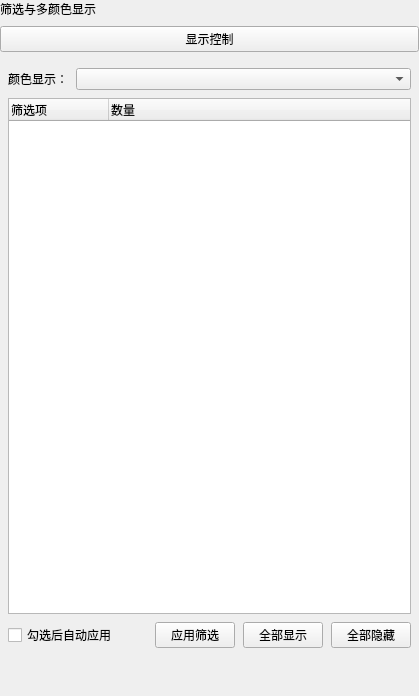
This is plugins/Base_Mesh/GridEditingWidget.ui in asd977/base_cae as Qt 5 draws it before an edit. The edited form follows.
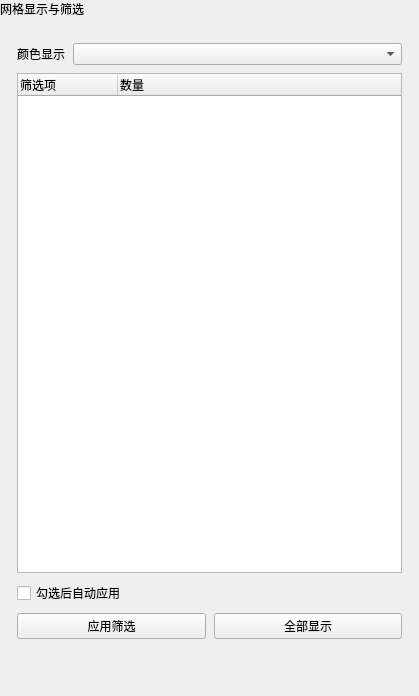
This is the edited form.

Patch:
```diff
--- a/plugins/Base_Mesh/GridEditingWidget.ui
+++ b/plugins/Base_Mesh/GridEditingWidget.ui
@@ -30,19 +30,35 @@
     <number>0</number>
    </property>
    <item>
-    <widget class="QLabel" name="pageNameLabel">
+    <widget class="QLabel" name="pageHeaderLabel">
+     <property name="sizePolicy">
+      <sizepolicy hsizetype="Preferred" vsizetype="Fixed">
+       <horstretch>0</horstretch>
+       <verstretch>0</verstretch>
+      </sizepolicy>
+     </property>
      <property name="text">
-      <string>筛选与多颜色显示</string>
+      <string>网格显示与筛选</string>
      </property>
     </widget>
    </item>
    <item>
-    <widget class="QPushButton" name="sectionTitleButton">
-     <property name="text">
-      <string>显示控制</string>
+    <layout class="QVBoxLayout" name="contentLayout">
+     <property name="leftMargin">
+      <number>9</number>
      </property>
-    </widget>
-   </item>
+     <property name="topMargin">
+      <number>9</number>
+     </property>
+     <property name="rightMargin">
+      <number>9</number>
+     </property>
+     <property name="bottomMargin">
+      <number>9</number>
+     </property>
+     <property name="spacing">
+      <number>6</number>
+     </property>
    <item>
     <widget class="QWidget" name="widgetDisplayControl" native="true">
      <property name="sizePolicy">
@@ -78,12 +94,19 @@
            </sizepolicy>
           </property>
           <property name="text">
-           <string>颜色显示：</string>
+             <string>颜色显示</string>
           </property>
          </widget>
         </item>
         <item row="0" column="1">
-         <widget class="QComboBox" name="comboBoxColorMode"/>
+           <widget class="QComboBox" name="comboBoxColorMode">
+            <property name="minimumSize">
+             <size>
+              <width>10</width>
+              <height>0</height>
+             </size>
+            </property>
+           </widget>
         </item>
        </layout>
       </item>
@@ -120,7 +143,9 @@
        </widget>
       </item>
       <item>
-       <layout class="QHBoxLayout" name="horizontalLayoutOptions">
+         <layout class="QVBoxLayout" name="horizontalLayoutOptions">
+          <item>
+           <layout class="QHBoxLayout" name="optRow1">
         <item>
          <widget class="QCheckBox" name="checkBoxAutoApply">
           <property name="text">
@@ -144,6 +169,10 @@
           </property>
          </spacer>
         </item>
+           </layout>
+          </item>
+          <item>
+           <layout class="QHBoxLayout" name="optRow2">
         <item>
          <widget class="QPushButton" name="pushButtonApplyFilter">
           <property name="text">
@@ -158,12 +187,7 @@
           </property>
          </widget>
         </item>
-        <item>
-         <widget class="QPushButton" name="pushButtonUncheckAll">
-          <property name="text">
-           <string>全部隐藏</string>
-          </property>
-         </widget>
+           </layout>
         </item>
        </layout>
       </item>
@@ -187,6 +211,8 @@
     </spacer>
    </item>
   </layout>
+   </item>
+  </layout>
  </widget>
  <resources/>
  <connections/>
```
Left out of the diff: 6 changed lines with no effect on the pictures. Lines whose indentation alone changed are shown as unchanged.
